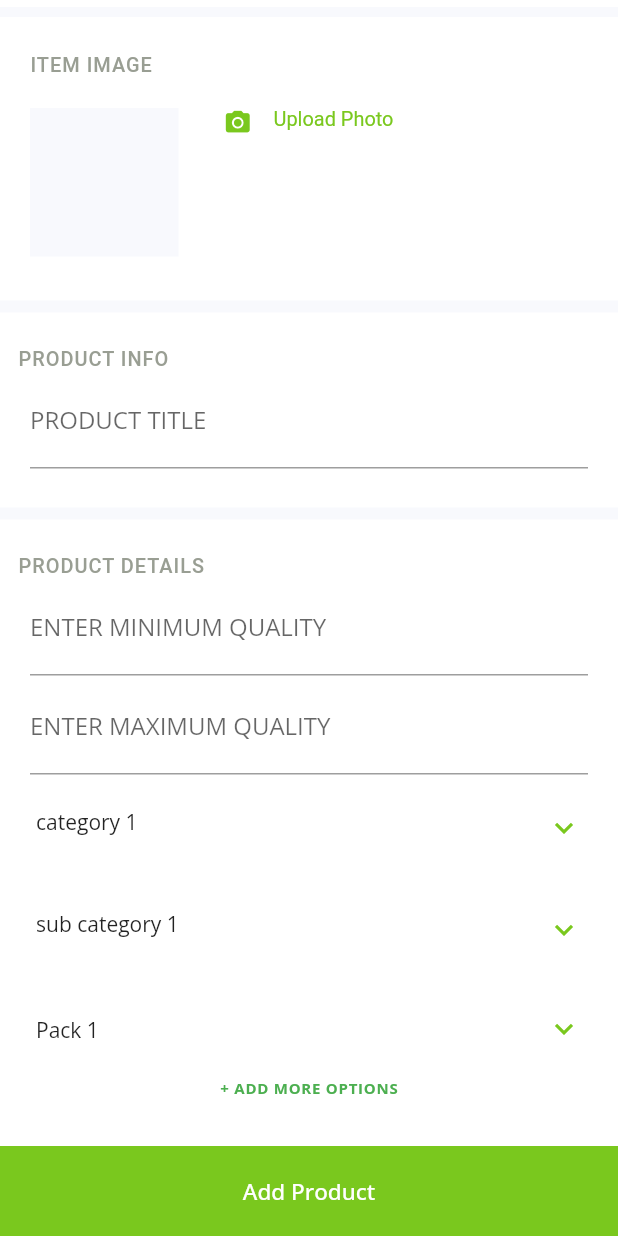
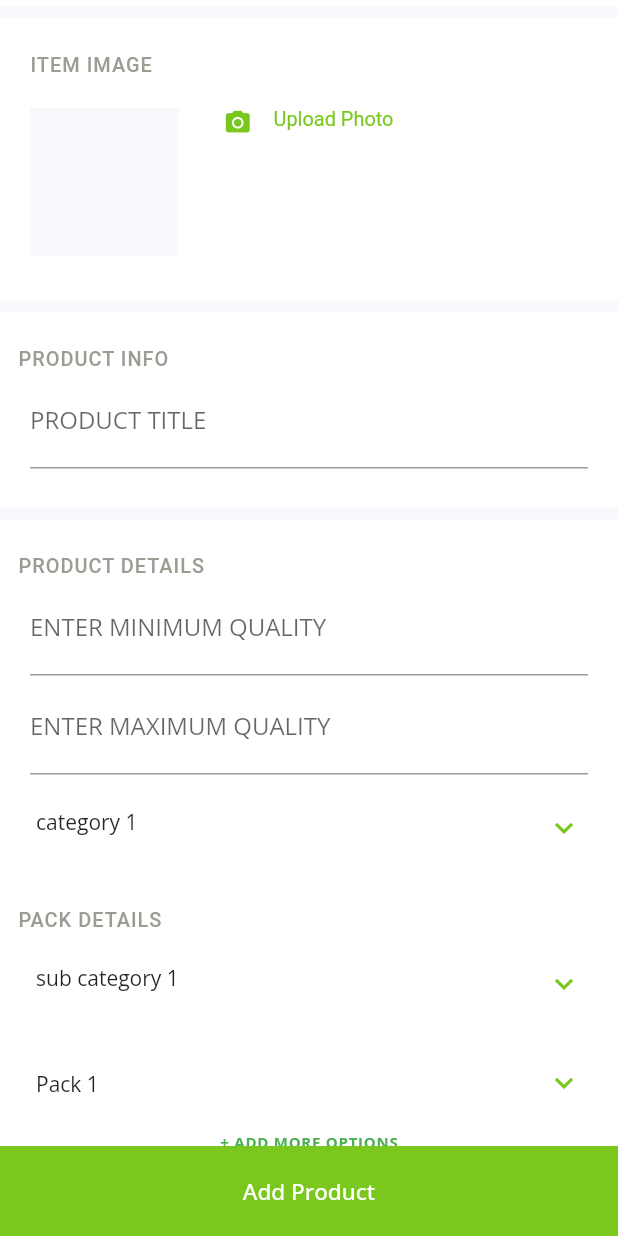
Before and after one commit to Krish-kanagalatech/groceryStore, a Flutter app: the Add widget shown alone on an empty page, opened directly, on a phone screen of 412 x 824 dp. Run offline on Flutter 3.47's test engine with Material 2 defaults, Android fonts, the phone set to English and light mode, and no system bars; our stand-ins replace country_code_picker, flutter_phoenix, flutter_speed_dial, google_fonts.

Commit message:
check again

```diff
--- a/lib/Pages/addCategory.dart
+++ b/lib/Pages/addCategory.dart
@@ -22,7 +22,7 @@ class AddCategory extends StatelessWidget {
                 ? Container(
                     margin: EdgeInsets.only(right: 10),
                     child: Text(
-                      'Remove Category',
+                      'Remove',
                       style: TextStyle(
                         fontSize: 12,
                         color: Colors.red,
--- a/lib/Pages/addSubCategory.dart
+++ b/lib/Pages/addSubCategory.dart
@@ -22,7 +22,7 @@ class AddSubCategory extends StatelessWidget {
                 ? Container(
                     margin: EdgeInsets.only(right: 10),
                     child: Text(
-                      'Remove Sub Category',
+                      'Remove',
                       style: TextStyle(
                         fontSize: 12,
                         color: Colors.red,
--- a/lib/Pages/additem.dart
+++ b/lib/Pages/additem.dart
@@ -209,6 +209,19 @@ class _AddState extends State<Add> {
                           ),
                         ),
                       ],
+                    ),
+                  ),
+                  Container(
+                    padding: EdgeInsets.only(right: 12, top: 20.0),
+                    child: Align(
+                      alignment: Alignment.topLeft,
+                      child: Text(
+                        'PACK DETAILS',
+                        style: Theme.of(context).textTheme.headline6.copyWith(
+                            fontWeight: FontWeight.w500,
+                            letterSpacing: 0.67,
+                            color: kHintColor),
+                      ),
                     ),
                   ),
                   Container(
--- a/lib/Pages/edititem.dart
+++ b/lib/Pages/edititem.dart
@@ -185,7 +185,7 @@ class EditItem extends StatelessWidget {
             Container(
               margin: EdgeInsets.only(right:10),
               child: Text(
-                'Remove Product',
+                'Remove',
                 style: TextStyle(
                   fontSize: 12,
                   color: Colors.red,
```
